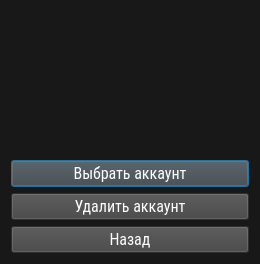
Before: the Qt Designer form src/views/ui/choice_acc_dialog.ui in Abbit/steam_account_manager, drawn with Qt 5.
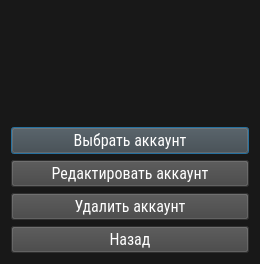
After: the same form once the commit is applied.

Commit message: added edit account dialog

Diff of the .ui file:
```diff
--- a/src/views/ui/choice_acc_dialog.ui
+++ b/src/views/ui/choice_acc_dialog.ui
@@ -68,6 +68,23 @@
      </property>
     </widget>
    </item>
+   <item>
+    <widget class="QPushButton" name="editAccButton">
+     <property name="font">
+      <font>
+       <family>Roboto Condensed</family>
+       <pointsize>12</pointsize>
+      </font>
+     </property>
+     <property name="styleSheet">
+      <string notr="true">background-color: rgb(66, 66, 66);
+color: rgb(255, 255, 255);</string>
+     </property>
+     <property name="text">
+      <string>Редактировать аккаунт</string>
+     </property>
+    </widget>
+   </item>
    <item>
     <widget class="QPushButton" name="deleteButton">
      <property name="font">
```
The commit also changes 18 other files.
